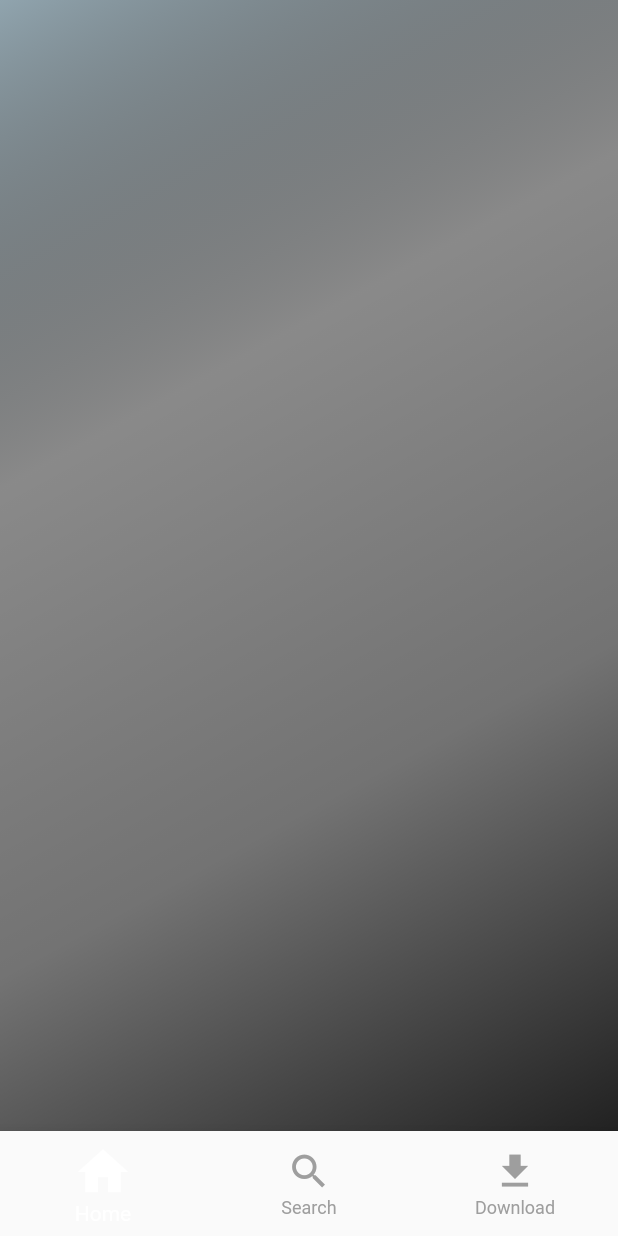
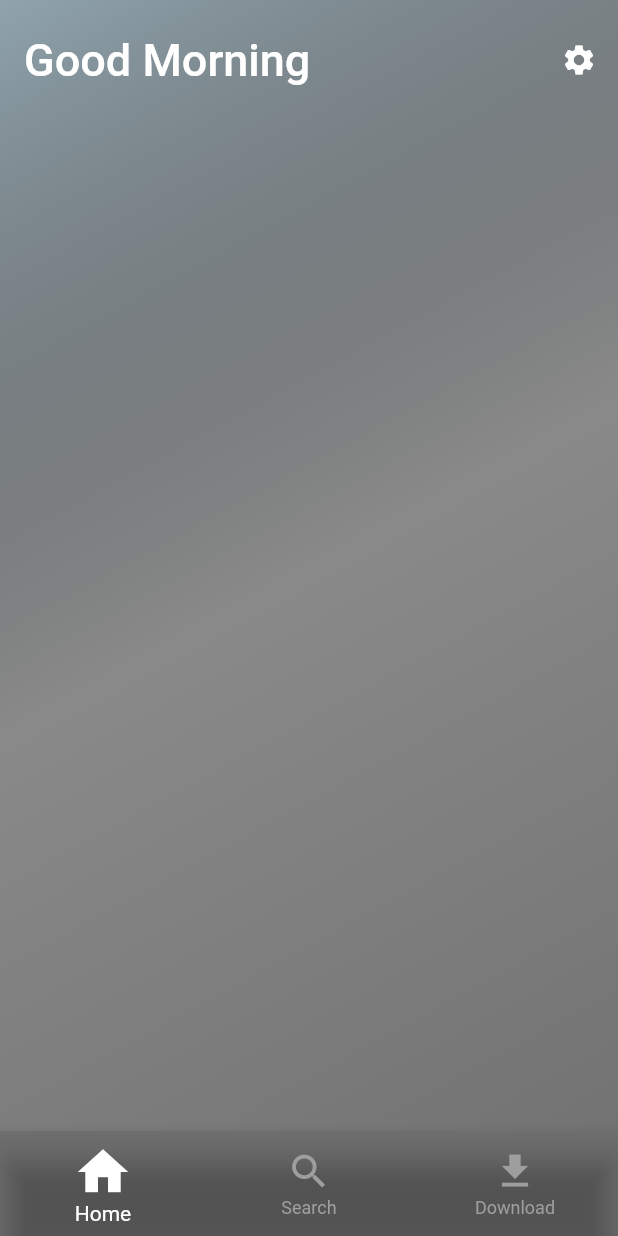
Before and after one commit to Devanshu19/Spootify, a Flutter app: the screen it shows after launch, on a phone screen of 412 x 824 dp. Run offline on Flutter 3.47's test engine with Material 2 defaults, Android fonts, the phone set to English and light mode, and no system bars; Roboto replaces fonts that are missing (MontserratExtraBold); project files that could hold a hidden picture were left out.

Commit message:
ADD : Home App Bar

```diff
--- a/lib/main.dart
+++ b/lib/main.dart
@@ -17,7 +17,7 @@ class Spootify extends StatelessWidget {
       darkTheme: ThemeData(
           primarySwatch: Colors.green,
           brightness: Brightness.dark,
-          fontFamily: "Montserrat"),
+          fontFamily: "MontserratBold"),
       home: const HomePage(),
     );
   }
@@ -42,6 +42,7 @@ class HomePageState extends State<HomePage> {
       bottomNavigationBar: SizedBox(
         height: 70,
         child: BottomNavigationBar(
+          backgroundColor: Colors.black54,
           onTap: (tappedItemIndex) {
             currentTabIndex = tappedItemIndex;
             setState(() {});
--- a/lib/screens/download.dart
+++ b/lib/screens/download.dart
@@ -1,6 +1,3 @@
-import 'package:flutter/src/widgets/framework.dart';
-import 'package:flutter/src/widgets/placeholder.dart';
-
 import 'package:flutter/material.dart';
 
 class Download extends StatelessWidget {
@@ -15,8 +12,7 @@ class Download extends StatelessWidget {
               colors: [
                 Colors.blueGrey.shade300,
                 Colors.black45,
-                Colors.black54,
-                Colors.black87
+                Colors.black54
               ],
               begin: Alignment.topLeft,
               end: Alignment.bottomRight
--- a/lib/screens/home.dart
+++ b/lib/screens/home.dart
@@ -1,6 +1,3 @@
-import 'package:flutter/src/widgets/framework.dart';
-import 'package:flutter/src/widgets/placeholder.dart';
-
 import 'package:flutter/material.dart';
 
 class Home extends StatelessWidget {
@@ -15,14 +12,49 @@ class Home extends StatelessWidget {
               colors: [
                 Colors.blueGrey.shade300,
                 Colors.black45,
-                Colors.black54,
-                Colors.black87
+                Colors.black54
               ],
               begin: Alignment.topLeft,
               end: Alignment.bottomRight
             )
           ),
+          child: Column(
+            children: const [
+              HomeAppBar()
+            ],
+          ),
         )
     );
   }
 }
+
+class HomeAppBar extends StatelessWidget {
+  const HomeAppBar({super.key});
+
+  @override
+  Widget build(BuildContext context) {
+    return SizedBox(
+      height: 60,
+      child: Padding(
+        padding: const EdgeInsets.only(top:20),
+        child: AppBar(
+          backgroundColor: Colors.transparent,
+          elevation: 0.0,
+          title: const Text(
+            "Good Morning",
+            style: TextStyle(
+              fontFamily: "MontserratExtraBold",
+              fontSize: 30
+            )
+          ),
+          actions: const [
+            Padding(
+              padding: EdgeInsets.only(right: 14),
+              child: Icon(Icons.settings)
+            )
+          ],
+        ),
+      ),
+    );
+  }
+}
--- a/lib/screens/search.dart
+++ b/lib/screens/search.dart
@@ -1,6 +1,3 @@
-import 'package:flutter/src/widgets/framework.dart';
-import 'package:flutter/src/widgets/placeholder.dart';
-
 import 'package:flutter/material.dart';
 
 class Search extends StatelessWidget {
@@ -15,8 +12,7 @@ class Search extends StatelessWidget {
               colors: [
                 Colors.blueGrey.shade300,
                 Colors.black45,
-                Colors.black54,
-                Colors.black87
+                Colors.black54
               ],
               begin: Alignment.topLeft,
               end: Alignment.bottomRight
```
Also changed, not shown: pubspec.yaml (+10 -11 lines), assets/fonts/montserrat_bold.ttf (added), assets/fonts/montserrat_extrabold.ttf (added), assets/fonts/montserrat_light.ttf (added).
